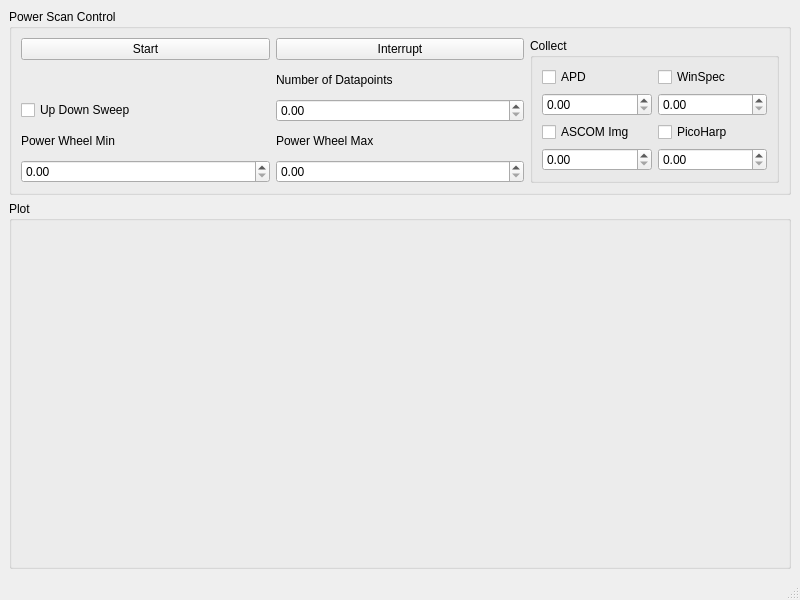
Before: the Qt Designer form confocal_measure/power_scan.ui in PromuInstrument/stackbot, drawn with Qt 5.
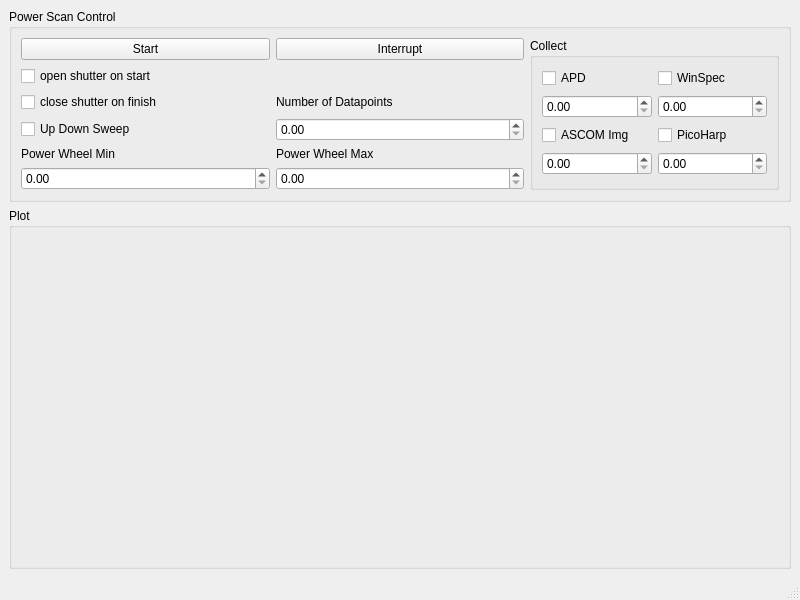
After: the same form once the commit is applied.

Commit message: [power_scan] added shutter close and open options on start and stop, does not save all spectrum individually

The edit to the form file:
```diff
--- a/confocal_measure/power_scan.ui
+++ b/confocal_measure/power_scan.ui
@@ -21,7 +21,31 @@
        <string>Power Scan Control</string>
       </property>
       <layout class="QGridLayout" name="gridLayout">
-       <item row="1" column="1">
+       <item row="3" column="0">
+        <widget class="QCheckBox" name="updown_sweep_checkBox">
+         <property name="text">
+          <string>Up Down Sweep</string>
+         </property>
+        </widget>
+       </item>
+       <item row="2" column="0">
+        <widget class="QCheckBox" name="close_shutter_on_finish_checkBox">
+         <property name="text">
+          <string>close shutter on finish</string>
+         </property>
+        </widget>
+       </item>
+       <item row="5" column="1">
+        <widget class="QDoubleSpinBox" name="powerwheel_max_doubleSpinBox"/>
+       </item>
+       <item row="4" column="1">
+        <widget class="QLabel" name="label_2">
+         <property name="text">
+          <string>Power Wheel Max</string>
+         </property>
+        </widget>
+       </item>
+       <item row="2" column="1">
         <widget class="QLabel" name="label_3">
          <property name="text">
           <string>Number of Datapoints</string>
@@ -29,24 +53,14 @@
         </widget>
        </item>
        <item row="4" column="0">
-        <widget class="QDoubleSpinBox" name="powerwheel_min_doubleSpinBox"/>
-       </item>
-       <item row="4" column="1">
-        <widget class="QDoubleSpinBox" name="powerwheel_max_doubleSpinBox"/>
-       </item>
-       <item row="3" column="0">
         <widget class="QLabel" name="label">
          <property name="text">
           <string>Power Wheel Min</string>
          </property>
         </widget>
        </item>
-       <item row="3" column="1">
-        <widget class="QLabel" name="label_2">
-         <property name="text">
-          <string>Power Wheel Max</string>
-         </property>
-        </widget>
+       <item row="5" column="0">
+        <widget class="QDoubleSpinBox" name="powerwheel_min_doubleSpinBox"/>
        </item>
        <item row="0" column="0">
         <widget class="QPushButton" name="start_pushButton">
@@ -62,10 +76,10 @@
          </property>
         </widget>
        </item>
-       <item row="2" column="1">
+       <item row="3" column="1">
         <widget class="QDoubleSpinBox" name="num_datapoints_doubleSpinBox"/>
        </item>
-       <item row="0" column="2" rowspan="5">
+       <item row="0" column="2" rowspan="6">
         <widget class="QGroupBox" name="collect_groupBox">
          <property name="title">
           <string>Collect</string>
@@ -114,10 +128,10 @@
          </layout>
         </widget>
        </item>
-       <item row="2" column="0">
-        <widget class="QCheckBox" name="updown_sweep_checkBox">
+       <item row="1" column="0">
+        <widget class="QCheckBox" name="open_shutter_on_start_checkBox">
          <property name="text">
-          <string>Up Down Sweep</string>
+          <string>open shutter on start</string>
          </property>
         </widget>
        </item>
```
The commit also changes 1 other file.
